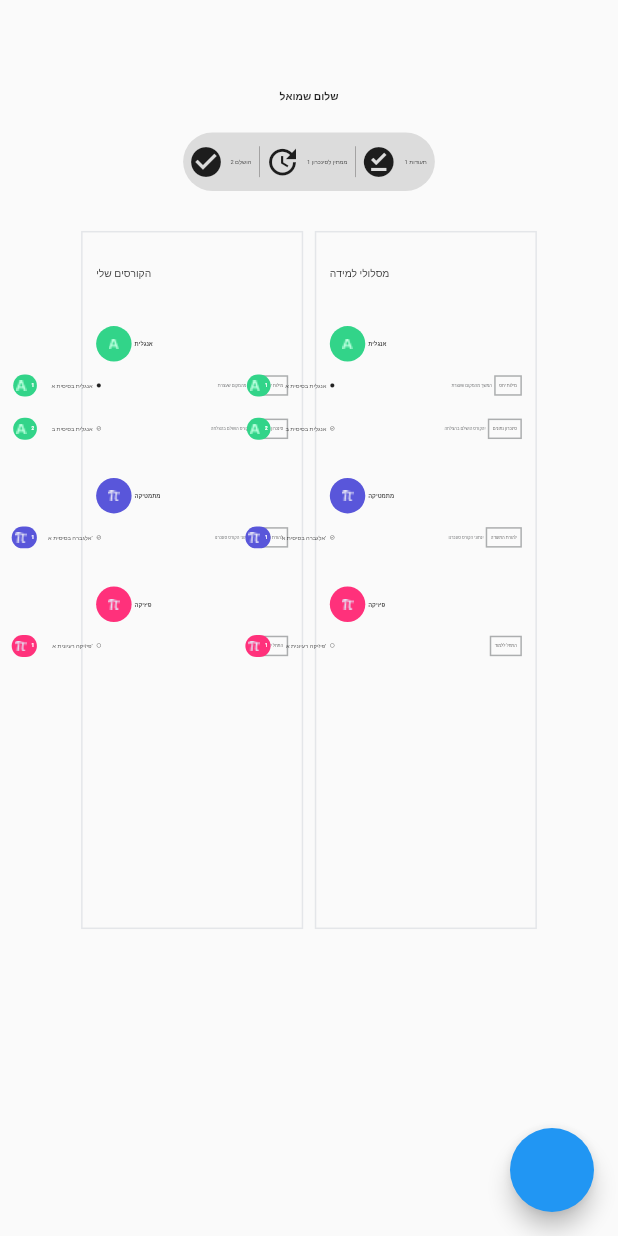
After one commit to Sara-khol/eshkolot_offline, a Flutter app: the HomeMainWidget screen opened directly, on a phone screen of 412 x 824 dp. The commit adds this screen. Run offline on Flutter 3.47's test engine with Material 2 defaults, Android fonts, the phone set to English and light mode, and no system bars; our stand-ins replace carousel_slider, dio, dotted_border, flutter_screenutil, font_awesome_flutter, isar; missing offline and left inert: dart_vlc, drag_and_drop_lists, flutter_draggable_gridview, flutter_platform_alert; accounts and stored records are empty; generated files the repository leaves out were written again; network calls fail.

Commit message:
home page - step1 , add user and knowledge model, not completed

```diff
--- a/lib/main.dart
+++ b/lib/main.dart
@@ -1,9 +1,11 @@
+import 'package:eshkolot_offline/models/user.dart';
 import 'package:eshkolot_offline/services/isar_service.dart';
 import 'package:eshkolot_offline/models/subject.dart';
-import 'package:eshkolot_offline/ui/screens/home_page.dart';
+import 'package:eshkolot_offline/ui/screens/home_page/home_page.dart';
 import 'package:flutter/material.dart';
 import 'package:flutter_screenutil/flutter_screenutil.dart';
 import 'models/course.dart';
+import 'models/knowledge.dart';
 import 'models/lesson.dart';
 import 'models/questionnaire.dart';
 import 'dart:convert';
@@ -74,15 +76,44 @@ initData() async {
 
 
     final List<Course> myCourses = [
-      (Course()
-        ..title = 'אנגלית בסיסית א'
-        ..subjects.addAll(subjects)),
-      (Course()..title = 'אנגלית בסיסית ב')
+      // (Course()
+      //   ..title = 'אנגלית בסיסית א'..serverId=3
+      //   ..subjects.addAll(subjects)),
+      // (Course()..title = 'אנגלית בסיסית ב'..serverId=4)
     ];
 
+    myCourses.add((Course()
+      ..title = 'אנגלית בסיסית א'
+      ..subjects.addAll(subjects)..serverId=3..status=Status.middle));
+    myCourses.add(Course()..title = 'אנגלית בסיסית ב'..serverId=4..status=Status.finish);
+
+    List<Knowledge> knowledgeList = [
+      Knowledge()
+        ..title = 'אנגלית'
+        ..color = 0xff32D489
+        ..iconPath = 'english'
+        ..courses.addAll(myCourses),
+      Knowledge()
+        ..title = 'מתמטיקה'
+        ..color = 0xff5956DA
+        ..iconPath = 'math'
+        ..courses.add(Course()..title='אלגברה בסיסית א’'..serverId=1..status=Status.synchronized),
+      Knowledge()
+        ..title = 'פיזיקה'
+        ..color = 0xffFF317B
+        ..iconPath = 'math'
+        ..courses.add(Course()..title='פיזיקה רעיונית א’'..serverId=2)];
+
+   // User user= User()..courses.addAll(myCourses);
+  final List<User> users=[User()..name='שמואל'..knowledgeList.addAll(knowledgeList)];
+  // final List<User> users=[User()..courses.addAll([UserCourse()..courseId=myCourses[0].id..status=Status.middle
+  //   ..lessonStopId=myCourses[0].subjects.elementAt(0).lessons.elementAt(0).id,
+  //   UserCourse()..courseId=myCourses[1].id..status=Status.start,
+  //   UserCourse()..courseId=myCourses[0].id..status=Status.start]
+ // )];
     print('filling!!');
     await IsarService.instance
-        .initCourses(myCourses, subjects, lessons, questionnaires);
+        .initCourses(myCourses, subjects, lessons, questionnaires,knowledgeList,users);
     // course = await IsarService.instance.getFirstCourse();
   } else
     print('data is filled');
@@ -106,5 +137,4 @@ class MyApp extends StatelessWidget {
               home: HomePage());
         });
   }
-
 }
--- a/lib/models/course.dart
+++ b/lib/models/course.dart
@@ -1,4 +1,6 @@
+import 'package:eshkolot_offline/models/knowledge.dart';
 import 'package:eshkolot_offline/models/subject.dart';
+import 'package:eshkolot_offline/models/user.dart';
 import 'package:isar/isar.dart';
 // import 'package:json_annotation/json_annotation.dart';
 
@@ -8,9 +10,28 @@ part 'course.g.dart';
 // @JsonSerializable()
 class Course {
   Id id = Isar.autoIncrement;
+
   late String title;
+
+  @Index(unique: true,replace: true)
+  late int serverId;
+
   bool isDownloaded = false;
   // @Backlink(to: "course")
   final subjects = IsarLinks<Subject>();
+
+  @Backlink(to: "courses")
+  final knowledge = IsarLink<Knowledge>();
+
+  //not suppose to be here, for meanwhile
+  @enumerated
+  Status status=Status.start;
+  late int lessonStopId=0;
+  late String diplomaPath='';
+
+
+
 // final questionnaires = IsarLinks<Questionnaire>();
+
+
 }
--- a/lib/models/course_ld.dart
+++ b/lib/models/course_ld.dart
@@ -1,4 +1,6 @@
 
+
+import 'package:flutter/material.dart';
 
 class CourseLd
 {
@@ -10,3 +12,15 @@ class CourseLd
  late String users;// לינק למשתמשים
  late String groups;// לינק לקבוצות המשתמשים , לבדוק אם צריך..
 }
+
+
+class KnowledgeLd
+{
+ late int id;
+ late String title;
+ late IconData  icon;
+ late int color;
+ late List<CourseLd> courses;
+
+ KnowledgeLd(this.id, this.title, this.icon, this.color,this.courses);
+}
--- /dev/null
+++ b/lib/models/knowledge.dart
@@ -0,0 +1,14 @@
+import 'package:eshkolot_offline/models/course.dart';
+import 'package:isar/isar.dart';
+
+part 'knowledge.g.dart';
+
+@Collection()
+class Knowledge {
+  Id id = Isar.autoIncrement;
+  late String title;
+  late String iconPath;
+  late int color;
+  final courses = IsarLinks<Course>();
+
+}
--- /dev/null
+++ b/lib/models/user.dart
@@ -0,0 +1,28 @@
+import 'package:eshkolot_offline/models/knowledge.dart';
+import 'package:isar/isar.dart';
+
+
+
+part 'user.g.dart';
+
+@Collection()
+class User {
+  Id id= Isar.autoIncrement;
+  late String name;
+  //not suppose to be here
+  final knowledgeList = IsarLinks<Knowledge>();
+
+  //List<UserCourse> courses=[];
+  // final courses= IsarLinks<Course>();
+}
+@Embedded()
+class UserCourse {
+  late int courseId;
+  @enumerated
+   Status status=Status.start;
+ late int lessonStopId;
+ late String diplomaPath;
+  // late Status status;
+}
+
+enum Status { start, middle, finish,synchronized }
--- a/lib/services/isar_service.dart
+++ b/lib/services/isar_service.dart
@@ -1,5 +1,7 @@
+import 'package:eshkolot_offline/models/knowledge.dart';
 import 'package:eshkolot_offline/models/lesson.dart';
 import 'package:eshkolot_offline/models/questionnaire.dart';
+import 'package:eshkolot_offline/models/user.dart';
 import 'package:isar/isar.dart';
 import 'package:path_provider/path_provider.dart';
 
@@ -30,7 +32,7 @@ class IsarService {
     final dir = await getApplicationDocumentsDirectory();
     if (Isar.instanceNames.isEmpty) {
       return await Isar.open(
-          [CourseSchema, SubjectSchema, LessonSchema, QuestionnaireSchema],
+          [CourseSchema, SubjectSchema, LessonSchema, QuestionnaireSchema,KnowledgeSchema,UserSchema],
           inspector: true, directory: dir.path);
     }
     return Future.value(Isar.getInstance());
@@ -60,6 +62,8 @@ class IsarService {
     List<Subject> subjectList,
     List<Lesson> lessonList,
     List<Questionnaire> qList,
+    List<Knowledge> knowledgeList,
+    List<User> usersList,
   ) async {
     final isar = await db;
     // await isar.writeTxn(() async {
@@ -133,7 +137,12 @@ class IsarService {
       isar.lessons.putAllSync(lessonList);
       isar.subjects.putAllSync(subjectList);
       isar.courses.putAllSync(coursesList);
+      isar.knowledges.putAllSync(knowledgeList);
+      isar.users.putAllSync(usersList);
+
     });
+
+
   }
 
   Future<bool> checkIfDBisEmpty() async {
@@ -147,6 +156,24 @@ class IsarService {
     IsarCollection<Course> coursesCollection = isar.collection<Course>();
     Course? course = await coursesCollection.where().findFirst();
     return course;
+  }
+
+  Future<List<Knowledge>> getAllKnowledge() async {
+    final isar = await db;
+    List<Knowledge> knowledgeCollection =await isar.knowledges.where().findAll();
+    return knowledgeCollection;
+  }
+
+  Future<User?> getUser() async {
+    final isar = await db;
+    User? user =await isar.users.where().findFirst();
+    return user;
+  }
+
+  Future<List<User>> getUsers() async {
+    final isar = await db;
+    List<User> users =await isar.users.where().findAll();
+    return users;
   }
 
   Stream<List<Course>> listenToCourses() async* {
--- a/lib/ui/screens/course_main/questionnaire_tab.dart
+++ b/lib/ui/screens/course_main/questionnaire_tab.dart
@@ -30,6 +30,7 @@ class _QuestionnaireTabState extends State<QuestionnaireTab> {
   void initState(){
     displayWidget=getQuestionnaireByType(widget.questionnaire.elementAt(0));
     print(widget.questionnaire.elementAt(0).question);
+    super.initState();
   }
 
   getQuestionnaireByType(Questionnaire item) {
@@ -62,7 +63,7 @@ class _QuestionnaireTabState extends State<QuestionnaireTab> {
             ),
             child: Row(
               children: [
-                for(int i = 1; i <= widget.questionnaire.length + 1; i++)...[
+                for(int i = 1; i <= widget.questionnaire.length /*+ 1*/; i++)...[
                   Align(
                     alignment: Alignment.centerRight,
                     child: ClipRRect(
--- /dev/null
+++ b/lib/ui/screens/home_page/home_main_widget.dart
@@ -0,0 +1,253 @@
+import 'package:eshkolot_offline/models/knowledge.dart';
+import 'package:eshkolot_offline/services/isar_service.dart';
+import 'package:flutter/material.dart';
+import 'package:flutter_screenutil/flutter_screenutil.dart';
+import 'package:isar/isar.dart';
+
+import '../../../models/course.dart';
+import '../../../models/user.dart';
+
+class HomeMainWidget extends StatefulWidget {
+  const HomeMainWidget({super.key});
+
+  @override
+  State<HomeMainWidget> createState() => _HomeMainWidgetState();
+}
+
+class _HomeMainWidgetState extends State<HomeMainWidget> {
+  // List<Knowledge>? knowledgeList = [];
+  IsarLinks<Knowledge>? knowledgeList;
+
+
+  // List<KnowledgeLd> knowledgeList = [];
+
+  @override
+  void initState() {
+    //aa();
+    super.initState();
+  }
+
+  @override
+  Widget build(BuildContext context) {
+    return Scaffold(
+      body: FutureBuilder(
+          future: IsarService.instance.getUser(),
+          builder: (context, snapshot) {
+            if (snapshot.hasData) {
+              User? user = snapshot.data;
+              knowledgeList = user?.knowledgeList;
+              return Padding(
+                padding: EdgeInsets.only(
+                    top: 78.h, bottom: 160.h /*,right: 132.w,left: 132.w*/),
+                child: Column(
+                  children: [
+                    Center(
+                        child: Text('שלום ${user!.name}',
+                            style: TextStyle(
+                                fontWeight: FontWeight.w600, fontSize: 32.sp))),
+                    SizedBox(height: 26.h),
+                    Container(
+                        height: 51.h,
+                        decoration: const BoxDecoration(
+                            color: Colors.black12,
+                            borderRadius: BorderRadius.all(Radius.circular(50))),
+                        child: Row(
+                            mainAxisAlignment: MainAxisAlignment.center,
+                            mainAxisSize: MainAxisSize.min,
+                            children: [
+                              topInformation(Icons.check_circle, 'הושלם 2'),
+                              Container(
+                                  height: 27.h,
+                                  width: 1.w,
+                                  color: Color(0xFF2D2828)),
+                              topInformation(Icons.update, 'ממתין לסינכרון 1'),
+                              Container(
+                                  height: 27.h,
+                                  width: 1.w,
+                                  color: Color(0xFF2D2828)),
+                              topInformation(Icons.offline_pin, ' תעודות 1'),
+                            ])),
+                    SizedBox(height: 35.h),
+                    Row(
+                        mainAxisAlignment: MainAxisAlignment.center,
+                        // children: [myCoursesWidget(),SizedBox(width: 35.w)/*,myCoursesWidget()*/])
+                        children: [myCoursesWidget(false),SizedBox(width: 36.w),myCoursesWidget(true)])
+                  ],
+                ),
+              );
+            } else
+              return CircularProgressIndicator();
+          }),
+      floatingActionButton: FloatingActionButton(
+        onPressed: () => IsarService.instance.cleanDb())
+    );
+  }
+
+  topInformation(IconData iconData, String s) {
+    return Row(mainAxisSize: MainAxisSize.min, children: [
+      Padding(
+          padding: EdgeInsets.only(right: 20.w, left: 15.w),
+          child: Icon(iconData)),
+      Text(s, style: TextStyle(fontSize: 18.sp, fontWeight: FontWeight.w400)),
+      SizedBox(width: 25.w),
+    ]);
+  }
+
+  myCoursesWidget(bool isPath) {
+    if (knowledgeList != null && knowledgeList!.isNotEmpty) {
+      return Container(
+        width: 690.w,
+        height: 610.h,
+        padding:
+        EdgeInsets.only(top: 30.h, right: 42.w, left: 42.w, bottom: 30.h),
+        decoration: BoxDecoration(border: Border.all(color: Color(0xffE4E6E9))),
+        child: Column(crossAxisAlignment: CrossAxisAlignment.start, children: [
+          Text(
+           isPath? 'מסלולי למידה':'הקורסים שלי',
+            style: TextStyle(fontSize: 32.sp),
+          ),
+          SizedBox(height: 40.h),
+          ListView.builder(
+              shrinkWrap: true,
+              itemCount: knowledgeList!.length,
+              itemBuilder: (context, index) {
+                return knowledgeItem(knowledgeList!.elementAt(index));
+              })
+        ]),
+      );
+    }
+  }
+
+  knowledgeItem(Knowledge knowledge) {
+    return Column(
+      children: [
+        Row(
+          children: [
+            Container(
+              height: 31.h,
+              width: 31.h,
+              decoration: BoxDecoration(
+                shape: BoxShape.circle,
+                color: Color(knowledge.color),
+              ),
+              child: Image.asset('assets/images/${knowledge.iconPath}.png'),
+            ),
+            SizedBox(width: 9.w),
+            Text(knowledge.title,
+                style: TextStyle(fontWeight: FontWeight.w800, fontSize: 18.sp)),
+          ],
+        ),
+        SizedBox(height: 2.h),
+        ListView.builder(
+            shrinkWrap: true,
+            itemCount: knowledge.courses.length,
+            itemBuilder: (context, index) {
+              return courseItem(knowledge.courses.elementAt(index),
+                  knowledge.color, knowledge.iconPath, index);
+            }),
+        SizedBox(height: 24.h),
+      ],
+    );
+  }
+
+  courseItem(Course course, int color, String icon, int i) {
+    return Padding(
+      padding: EdgeInsets.only(top: 10.h, bottom: 10.h),
+      child: Row(
+        mainAxisAlignment: MainAxisAlignment.spaceBetween,
+        children: [
+          Stack(clipBehavior: Clip.none, alignment: Alignment.center,
+              children: [
+                Icon(getIconByStatus(course.status), size: 16.w),
+
+
+                // SizedBox(width: 11.w),
+
+                Positioned(
+                    right: 27.w,
+                    child: Text(
+                        course.title, style: TextStyle(fontSize: 18.sp))),
+                //  SizedBox(width: 63.w),
+                Positioned(
+                    right: 200.w,
+                    child: Container(
+                        decoration: BoxDecoration(
+                            color: Color(color),
+                            borderRadius: BorderRadius.all(
+                                Radius.circular(30))),
+                        padding: EdgeInsets.only(
+                            top: 5.h, bottom: 5.h, left: 9.w, right: 9.w),
+                        // width: 35.w,
+                        // height: 17.h,
+                        child: Row(
+                            mainAxisAlignment: MainAxisAlignment.center,
+                            children: [
+                              Image.asset('assets/images/$icon.png'),
+                              SizedBox(width: 15.w),
+                              Text(
+                                (i + 1).toString(),
+                                style: TextStyle(
+                                    fontWeight: FontWeight.w600,
+                                    fontSize: 14.sp,
+                                    color: Colors.white),
+                              )
+                            ])))
+              ]),
+          displayActionByStatus(course.status)
+        ],
+      ),);
+  }
+
+  getIconByStatus(Status status) {
+    switch (status) {
+      case Status.start:
+        return Icons.circle_outlined;
+      case Status.middle:
+        return Icons.circle_rounded;
+      default:
+        return Icons.check_circle_outline;
+    }
+  }
+
+  displayActionByStatus(Status status) {
+    switch (status) {
+      case Status.start:
+        return statusWidget('','התחל ללמוד');
+
+      case Status.middle:
+        return statusWidget('המשך מהמקום שעצרת', 'מילות יחס');
+      case Status.finish:
+        return statusWidget('הקורס הושלם בהצלחה!', 'סינכרון נתונים');
+      case Status.synchronized:
+        return statusWidget('נתוני הקורס סונכרנו!', 'להורת התעודה');
+    }
+  }
+
+  statusWidget(String text, String buttonText) {
+    return Row(
+        children: [
+          if(text != '')Text(text,
+              style: TextStyle(fontSize: 13.sp, color: Color(0xff6E7072))),
+          if(text != '') SizedBox(width: 7.w),
+          Container(
+            decoration: BoxDecoration(
+              border: Border.all(color: Color(0xffACAEAF)),
+            ),
+            padding: EdgeInsets.only(
+                right: 11.w, left: 11.w, top: 5.h, bottom: 5.h),
+            child: Text(
+              buttonText,
+              style: TextStyle(fontSize: 13.sp),
+            ),
+          )
+        ]);
+  }
+
+//   aa()async
+//   {
+// List<User> list=  await IsarService.instance.getUser();
+//  print('=======');
+//  print(list[0].courses.elementAt(0).title);
+//  print(list[0].courses.elementAt(0).knowledge.value?.title??'problem');
+//   }
+}
--- a/lib/ui/screens/home_page.dart
+++ b/lib/ui/screens/home_page/home_page.dart
@@ -3,9 +3,9 @@ import 'package:flutter/material.dart';
 import 'package:provider/provider.dart';
 import 'package:url_launcher/url_launcher.dart';
 
-import '../../models/course.dart';
-import '../../services/isar_service.dart';
-import 'course_main/course_main_page.dart';
+import '../../../models/course.dart';
+import '../../../services/isar_service.dart';
+import '../course_main/course_main_page.dart';
 
 class HomePage extends StatelessWidget {
   const HomePage({super.key});
@@ -15,6 +15,8 @@ class HomePage extends StatelessWidget {
     return ChangeNotifierProvider<VimoeService>(
         create: (_) => VimoeService(),
         lazy: false,
+      child: Directionality(
+        textDirection: TextDirection.rtl,
         child: Scaffold(
           body: FutureBuilder<Course?>(
               future: getFirstEnglishCourse(),
@@ -36,15 +38,18 @@ class HomePage extends StatelessWidget {
                         case DownloadStatus.downloaded:
                           updateDownload(course.id);
                           return CourseMainPage(course: course);
+                          // return  HomeMainWidget();
                       }
                     });
                   } else {
                     return CourseMainPage(course: course);
+                    // return HomeMainWidget();
                   }
                 }
                 print('wait...');
                 return Center(child: const CircularProgressIndicator());
               }),
+        ),
       ),
     );
   }
```
Also changed, not shown: assets.dart (added), assets/images/english.png (added), assets/images/img.jpg (deleted), assets/images/math.png (added), lib/models/course.g.dart, lib/models/knowledge.g.dart (added), lib/models/user.g.dart (added). Lines whose indentation alone changed are shown as unchanged.
